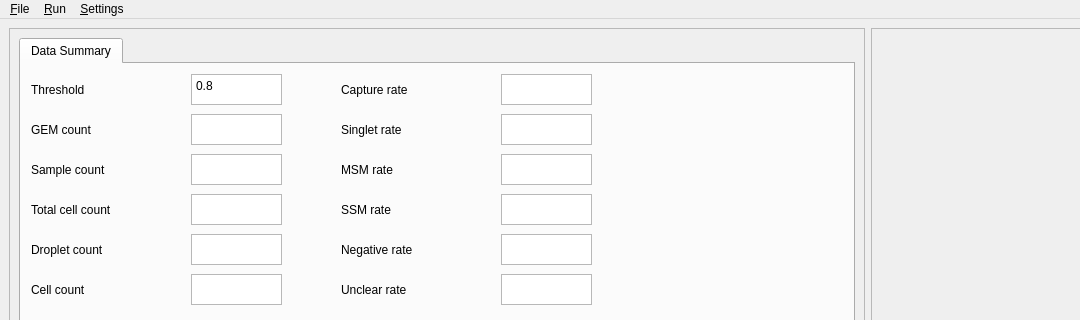
Old version of the form app/xml/gmmd.ui in the repository remisiki/GMM-Demux-GUI; both pictures show x 0 to 1080 and y 0 to 320 of the 1080 by 720 pixel window.
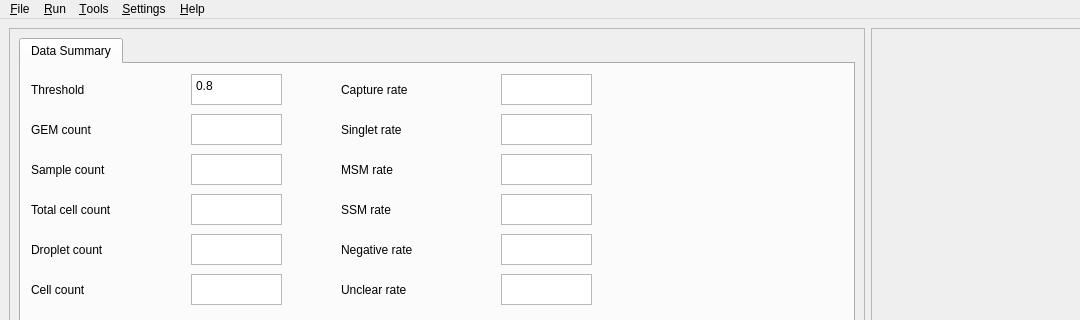
New version of the form.

Commit message: Add help session

Diff of the .ui file:
```diff
--- a/app/xml/gmmd.ui
+++ b/app/xml/gmmd.ui
@@ -1283,9 +1283,26 @@
     <addaction name="actionEstimate"/>
     <addaction name="menuPlot"/>
    </widget>
+   <widget class="QMenu" name="menuHelp">
+    <property name="title">
+     <string>&amp;Help</string>
+    </property>
+    <addaction name="actionDocumentation"/>
+    <addaction name="actionGithub"/>
+    <addaction name="actionVersion"/>
+   </widget>
+   <widget class="QMenu" name="menuTools">
+    <property name="title">
+     <string>&amp;Tools</string>
+    </property>
+    <addaction name="actionView_logs"/>
+    <addaction name="actionOpen_log_file_location"/>
+   </widget>
    <addaction name="menuFile"/>
    <addaction name="menuRun"/>
+   <addaction name="menuTools"/>
    <addaction name="menuSettings"/>
+   <addaction name="menuHelp"/>
   </widget>
   <widget class="QStatusBar" name="statusbar"/>
   <action name="actionAdd_file_from_directory">
```
Left out of the diff: 25 changed lines with no effect on the pictures. The commit also changes 10 other files.
